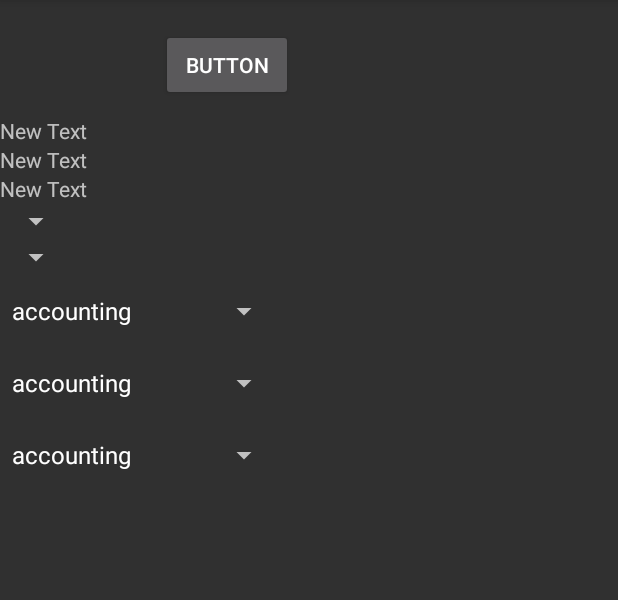
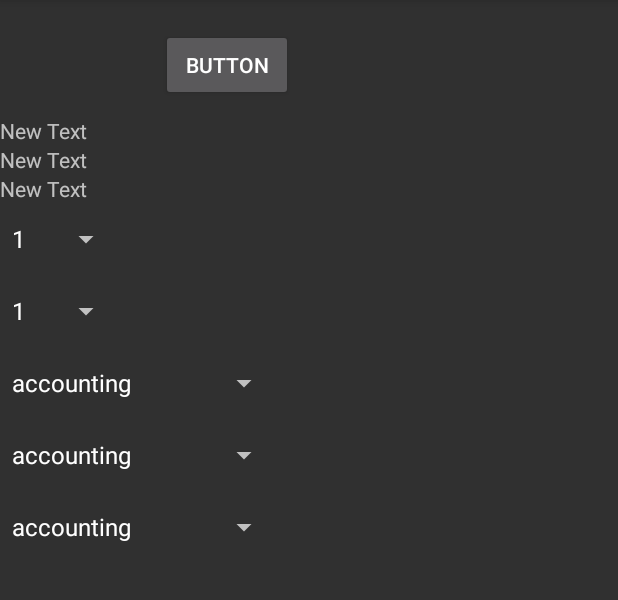
Before and after one commit to haakonmb/master_2017, an Android app: the fragment TourFragment placed in its activity, after a tap on "BUTTON", on a phone screen of 412 x 824 dp, the part 84-684 px from its top. Run offline under Robolectric (Android 15) with nearby library versions, the phone set to English and light mode, and no system bars; libraries missing offline, so code that uses them is left out: org.uncommons.maths; 7 statements that could not run were skipped.

Commit message:
CHANGED: made spinners for choosing generations and targetfitness

```diff
--- a/app/src/main/java/mordbad/master/TourFragment.java
+++ b/app/src/main/java/mordbad/master/TourFragment.java
@@ -130,7 +130,51 @@ public class TourFragment extends android.support.v4.app.Fragment implements But
         mButton.setOnClickListener( this);
 
 
-        String[] generations = {};
+        Integer[] generations = {1,2,3,4,5,6,7,8,9,10,11};
+
+
+        ArrayAdapter<Integer> adapter = new ArrayAdapter<Integer>(getContext(), android.R.layout.simple_spinner_dropdown_item, generations);
+
+
+        one.setOnItemSelectedListener(new AdapterView.OnItemSelectedListener() {
+
+            @Override
+            public void onItemSelected(AdapterView<?> parent, View view,
+                                       int position, long id) {
+                Log.d(TAG, "Spinner clicked");
+
+
+                one.setSelection(position);
+                Log.d(TAG, "spinnerPos: " + one.getSelectedItemPosition());
+
+            }
+
+            @Override
+            public void onNothingSelected(AdapterView<?> arg0) {
+                Log.d(TAG, "Spinner nothing selected");
+            }
+        });
+        one.setAdapter(adapter);
+
+        two.setOnItemSelectedListener(new AdapterView.OnItemSelectedListener() {
+
+            @Override
+            public void onItemSelected(AdapterView<?> parent, View view,
+                                       int position, long id) {
+                Log.d(TAG, "Spinner clicked");
+
+
+                two.setSelection(position);
+                Log.d(TAG, "spinnerPos: " + two.getSelectedItemPosition());
+
+            }
+
+            @Override
+            public void onNothingSelected(AdapterView<?> arg0) {
+                Log.d(TAG, "Spinner nothing selected");
+            }
+        });
+        two.setAdapter(adapter);
 
         String[] allPlaceTypes = getResources().getStringArray(R.array.all_place_types);
         Spinner[] spinners = {three, four, five};
@@ -305,8 +349,12 @@ public class TourFragment extends android.support.v4.app.Fragment implements But
 
     private void printResult() {
         String result;
+        int gen = (int) one.getSelectedItem();
+        int fitness = (int) two.getSelectedItem();
 
-        result = mReasoner.getResult(6, 6);
+        Log.d(TAG, "gen :" + gen + " fitness:" +fitness);
+
+        result = mReasoner.getResult(gen, fitness);
         Log.d(TAG,""+result);
         nameView.setText(result);
     }
```
